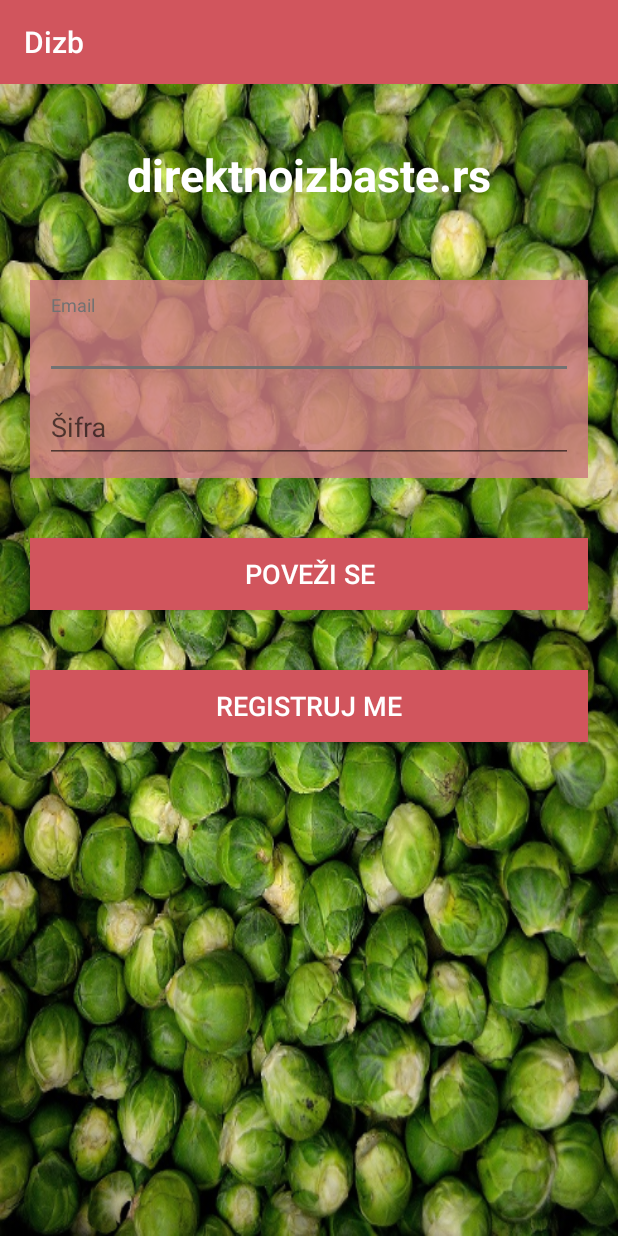
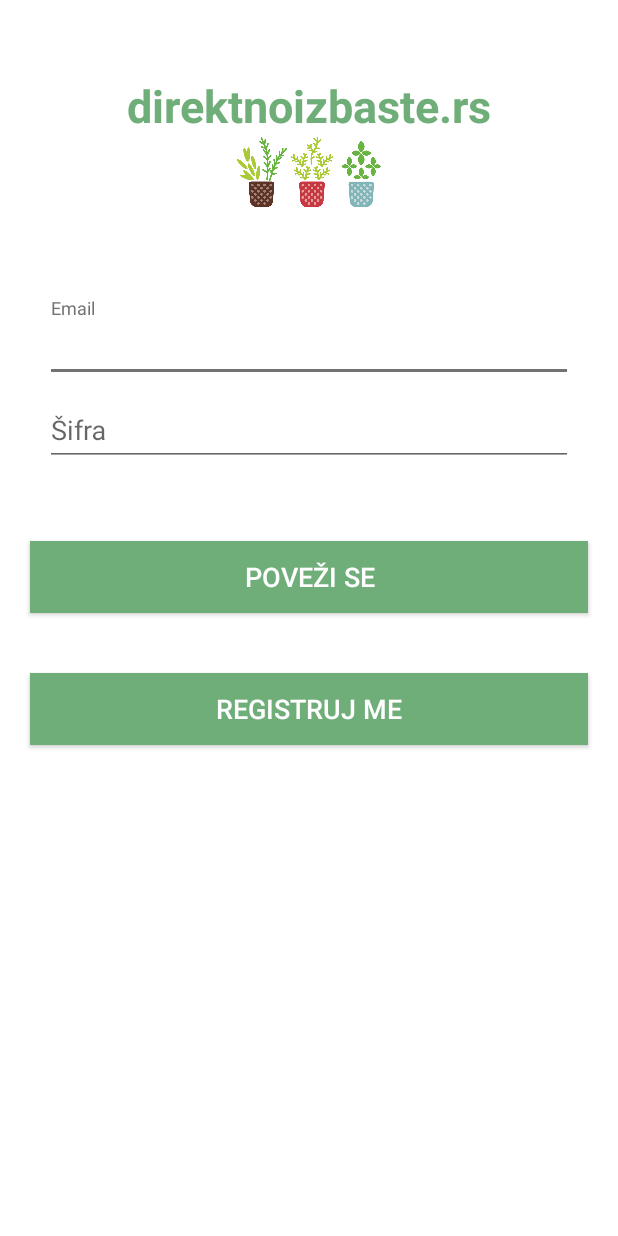
Before and after one commit to nemanjamil/Dizb, an Android app: the screen it shows after launch (LoginActivity), on a phone screen of 412 x 824 dp. Run offline under Robolectric (Android 15) with nearby library versions, the phone set to English and light mode, and no system bars; our stand-ins replace Volley.

Commit message:
Redesigned layouts...

```diff
--- a/app/src/main/java/rs/direktnoizbaste/dizb/DrawerActivity.java
+++ b/app/src/main/java/rs/direktnoizbaste/dizb/DrawerActivity.java
@@ -25,6 +25,7 @@ import android.widget.ListView;
 import android.widget.TextView;
 import android.widget.Toast;
 
+import com.android.volley.DefaultRetryPolicy;
 import com.android.volley.Request;
 import com.android.volley.Response;
 import com.android.volley.VolleyError;
@@ -229,6 +230,7 @@ public class DrawerActivity extends AppCompatActivity
 
         };
 
+        strReq.setRetryPolicy(new DefaultRetryPolicy(10 * 1000, 1, 1.0f));
         // Adding request to  queue
         AppController.getInstance().addToRequestQueue(strReq, tag_string_req);
     }
--- a/app/src/main/java/rs/direktnoizbaste/dizb/GraphActivity.java
+++ b/app/src/main/java/rs/direktnoizbaste/dizb/GraphActivity.java
@@ -7,6 +7,7 @@ import android.util.Log;
 import android.webkit.WebView;
 import android.widget.Toast;
 
+import com.android.volley.DefaultRetryPolicy;
 import com.android.volley.Request;
 import com.android.volley.Response;
 import com.android.volley.VolleyError;
@@ -113,6 +114,7 @@ public class GraphActivity extends AppCompatActivity {
 
         };
 
+        strReq.setRetryPolicy(new DefaultRetryPolicy(10 * 1000, 1, 1.0f));
         // Adding request to  queue
         AppController.getInstance().addToRequestQueue(strReq, tag_string_req);
     }
--- a/app/src/main/java/rs/direktnoizbaste/dizb/LoginActivity.java
+++ b/app/src/main/java/rs/direktnoizbaste/dizb/LoginActivity.java
@@ -12,6 +12,7 @@ import android.widget.Button;
 import android.widget.EditText;
 import android.widget.Toast;
 
+import com.android.volley.DefaultRetryPolicy;
 import com.android.volley.Request;
 import com.android.volley.Response;
 import com.android.volley.VolleyError;
@@ -44,8 +45,8 @@ public class LoginActivity extends AppCompatActivity implements View.OnClickList
         super.onCreate(savedInstanceState);
         setContentView(R.layout.activity_login);
         //initializing toolbar
-        Toolbar toolBar = (Toolbar) findViewById(R.id.toolbar);
-        setSupportActionBar(toolBar);
+//        Toolbar toolBar = (Toolbar) findViewById(R.id.toolbar);
+//        setSupportActionBar(toolBar);
         //initializing views
         registerHere=(Button)findViewById(R.id.registerhere_button);
         signIn=(Button)findViewById(R.id.signin_button);
@@ -149,6 +150,8 @@ public class LoginActivity extends AppCompatActivity implements View.OnClickList
 
         };
 
+        strReq.setRetryPolicy(new DefaultRetryPolicy(10 * 1000, 1, 1.0f));
+
         // Adding request to  queue
         AppController.getInstance().addToRequestQueue(strReq, tag_string_req);
     }
--- a/app/src/main/java/rs/direktnoizbaste/dizb/RegisterActivity.java
+++ b/app/src/main/java/rs/direktnoizbaste/dizb/RegisterActivity.java
@@ -14,6 +14,7 @@ import android.widget.EditText;
 import android.widget.TextView;
 import android.widget.Toast;
 
+import com.android.volley.DefaultRetryPolicy;
 import com.android.volley.Request;
 import com.android.volley.Response;
 import com.android.volley.VolleyError;
@@ -59,8 +60,8 @@ public class RegisterActivity extends AppCompatActivity implements View.OnClickL
         tvLogin = (TextView) findViewById(R.id.tv_signin);
 
         //setting toolbar
-        Toolbar toolBar = (Toolbar) findViewById(R.id.toolbar);
-        setSupportActionBar(toolBar);
+//        Toolbar toolBar = (Toolbar) findViewById(R.id.toolbar);
+//        setSupportActionBar(toolBar);
 
         tvLogin.setOnClickListener(this);
         registerButton.setOnClickListener(this);
@@ -174,6 +175,7 @@ public class RegisterActivity extends AppCompatActivity implements View.OnClickL
 
         };
 
+        strReq.setRetryPolicy(new DefaultRetryPolicy(10 * 1000, 1, 1.0f));
         // Adding request to request queue
         AppController.getInstance().addToRequestQueue(strReq, tag_string_req);
         Log.i("REGISTER_URL", strReq.getUrl());
--- a/app/src/main/java/rs/direktnoizbaste/dizb/SensorListActivity.java
+++ b/app/src/main/java/rs/direktnoizbaste/dizb/SensorListActivity.java
@@ -15,6 +15,7 @@ import android.widget.ListView;
 import android.widget.TextView;
 import android.widget.Toast;
 
+import com.android.volley.DefaultRetryPolicy;
 import com.android.volley.Request;
 import com.android.volley.Response;
 import com.android.volley.VolleyError;
@@ -130,6 +131,7 @@ public class SensorListActivity extends AppCompatActivity {
 
         };
 
+        strReq.setRetryPolicy(new DefaultRetryPolicy(10 * 1000, 1, 1.0f));
         // Adding request to  queue
         AppController.getInstance().addToRequestQueue(strReq, tag_string_req);
     }
--- a/app/src/main/res/layout/activity_login.xml
+++ b/app/src/main/res/layout/activity_login.xml
@@ -4,9 +4,15 @@
     android:layout_width="match_parent"
     android:layout_height="match_parent"
     android:orientation="vertical"
-    android:background="@mipmap/small_sprouts">
+    android:background="@android:color/background_light">
 
-    <include layout="@layout/toolbar" />
+    <!--<include layout="@layout/toolbar" />-->
+
+    <RelativeLayout
+        android:layout_width="match_parent"
+        android:layout_height="wrap_content"
+        android:paddingTop="50dp"
+        android:paddingBottom="50dp">
 
         <TextView
             android:id="@+id/textView"
@@ -14,11 +20,24 @@
             android:layout_height="wrap_content"
             android:layout_gravity="center_horizontal"
             android:text="@string/text_web_site"
-        android:layout_marginTop="40dp"
-        android:layout_marginBottom="50dp"
             android:textSize="30sp"
-        android:textColor="@android:color/white"
-        android:textStyle="bold"/>
+            android:textStyle="bold"
+            android:layout_alignParentTop="true"
+            android:layout_centerHorizontal="true"
+            android:textColor="@color/main_title_color" />
+
+        <ImageView
+            android:layout_width="96dp"
+            android:layout_height="48dp"
+            android:id="@+id/imageView2"
+            android:layout_gravity="center_horizontal"
+            android:src="@mipmap/herbs"
+            android:layout_alignParentTop="false"
+            android:layout_alignParentLeft="false"
+            android:layout_alignParentStart="false"
+            android:layout_centerHorizontal="true"
+            android:layout_below="@+id/textView" />
+    </RelativeLayout>
 
     <LinearLayout
         android:layout_width="match_parent"
@@ -27,8 +46,7 @@
         android:orientation="vertical"
         android:layout_marginLeft="20dp"
         android:layout_marginRight="20dp"
-        android:padding="10dp"
-        android:background="#d8cb7d80">
+        android:padding="10dp">
 
         <android.support.design.widget.TextInputLayout
             android:id="@+id/email_loginlayout"
@@ -41,11 +59,7 @@
                 android:layout_height="wrap_content"
                 android:hint="@string/email_hint"
                 android:inputType="textEmailAddress"
-                android:singleLine="true"
-                android:textColor="#fcf94d"
-                android:textColorHighlight="#fcf94d"
-                android:textColorHint="#fcf94d"
-                android:textColorLink="#fcf94d" />
+                android:singleLine="true" />
 
 
         </android.support.design.widget.TextInputLayout>
@@ -61,11 +75,7 @@
                 android:layout_height="wrap_content"
                 android:hint="@string/pass_hint"
                 android:inputType="textPassword"
-                android:singleLine="true"
-                android:textColor="#fcf94d"
-                android:textColorHint="#fcf94d"
-                android:textColorHighlight="#fcf94d"
-                android:textColorLink="#fcf94d" />
+                android:singleLine="true" />
 
 
         </android.support.design.widget.TextInputLayout>
@@ -78,7 +88,7 @@
         android:text="@string/btn_text_sign_in"
         android:textSize="18sp"
         android:id="@+id/signin_button"
-        android:background="#D1555D"
+        android:background="@color/button_color"
         android:layout_marginTop="40dp"
         android:layout_marginLeft="20dp"
         android:layout_marginRight="20dp"
@@ -90,7 +100,7 @@
         android:text="@string/btn_text_register_here"
         android:textSize="18sp"
         android:id="@+id/registerhere_button"
-        android:background="#D1555D"
+        android:background="@color/button_color"
         android:layout_marginTop="40dp"
         android:layout_marginLeft="20dp"
         android:layout_marginRight="20dp"
--- a/app/src/main/res/layout/app_bar_drawer.xml
+++ b/app/src/main/res/layout/app_bar_drawer.xml
@@ -16,7 +16,7 @@
             android:id="@+id/toolbar"
             android:layout_width="match_parent"
             android:layout_height="?attr/actionBarSize"
-            android:background="?attr/colorPrimary"
+            android:background="@color/button_color"
             app:popupTheme="@style/AppTheme.PopupOverlay" />
 
     </android.support.design.widget.AppBarLayout>
--- a/app/src/main/res/layout/content_drawer.xml
+++ b/app/src/main/res/layout/content_drawer.xml
@@ -12,8 +12,7 @@
         xmlns:app="http://schemas.android.com/apk/res-auto"
         android:layout_width="match_parent"
         android:layout_height="match_parent"
-        android:orientation="vertical"
-        android:background="@mipmap/small_sprouts">
+        android:orientation="vertical">
 
         <ListView
             android:layout_width="match_parent"
--- a/app/src/main/res/layout/toolbar.xml
+++ b/app/src/main/res/layout/toolbar.xml
@@ -4,6 +4,6 @@
     android:id="@+id/toolbar"
     android:layout_width="match_parent"
     android:layout_height="?attr/actionBarSize"
-    android:background="?attr/colorPrimary"
+    android:background="@color/button_color"
     android:theme="@style/ThemeOverlay.AppCompat.Dark.ActionBar"
     app:popupTheme="@style/ThemeOverlay.AppCompat.Light" />
--- a/app/src/main/res/values/strings.xml
+++ b/app/src/main/res/values/strings.xml
@@ -13,7 +13,7 @@
     <string name="email_hint">Email</string>
     <string name="pass_hint">Šifra</string>
     <string name="btn_text_register">Registruj</string>
-    <string name="text_already_have_account">Ako već imate nalog: kliknite ovde.</string>
+    <string name="text_already_have_account">Ako već imate nalog: <u>kliknite ovde.</u></string>
     <string name="text_logged_in">Povezani ste</string>
     <string name="btn_text_logout">Odveži se</string>
     <string name="text_web_site">direktnoizbaste.rs</string>
--- a/app/src/main/res/values/styles.xml
+++ b/app/src/main/res/values/styles.xml
@@ -16,6 +16,9 @@
     <color name="accent_translucent">#80bebebe</color>
     <color name="accent_bright">#FFF493</color>
 
+    <color name="button_color">#70ae79</color>
+    <color name="main_title_color">#70ae79</color>
+
     <style name="AppTheme.AppBarOverlay" parent="ThemeOverlay.AppCompat.Dark.ActionBar" />
 
     <style name="AppTheme.PopupOverlay" parent="ThemeOverlay.AppCompat.Light" />
```
Also changed, not shown: app/src/main/res/layout/activity_register.xml (+7 -10 lines), app/src/main/res/layout/nav_header_drawer.xml (+4 -5 lines). Lines whose indentation alone changed are shown as unchanged.
